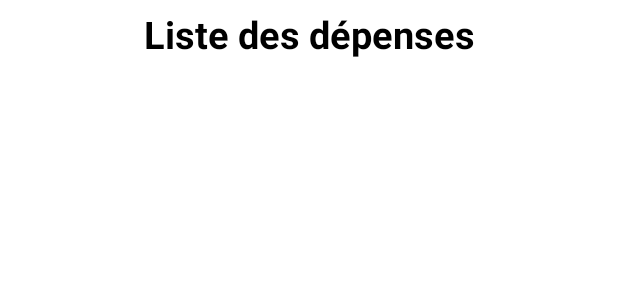
After one commit to AmbreCorreia/Ebudget, an Android app: the layout activity_list_expenses.xml on its own in the app's theme, with its tools: preview values and no code run, on a phone screen of 412 x 824 dp. The commit adds this screen. Shown: the top 300 px of the screen. Run offline under Robolectric (Android 15) with nearby library versions, the phone set to English and light mode, and no system bars.

Commit message:
tentative de liste de dépenses

```diff
--- a/app/src/main/AndroidManifest.xml
+++ b/app/src/main/AndroidManifest.xml
@@ -9,6 +9,9 @@
         android:roundIcon="@mipmap/ic_launcher_round"
         android:supportsRtl="true"
         android:theme="@style/Theme.Ebudget">
+        <activity
+            android:name=".ListExpenses"
+            android:exported="false" />
         <activity
             android:name=".ListeDeCourse"
             android:exported="false" />
--- a/app/src/main/java/edu/polytech/ebudget/Category.java
+++ b/app/src/main/java/edu/polytech/ebudget/Category.java
@@ -15,10 +15,6 @@ public class Category extends AppCompatActivity {
         setContentView(R.layout.activity_category);
 
         Button goLogin = (Button) findViewById(R.id.button_decr_fruits);
-        goLogin.setOnClickListener(click -> {
-                Intent intent = new Intent(Category.this, Login.class);
-                startActivity(intent);
-        });
 
         returnButton();
 
--- a/app/src/main/res/layout/activity_home.xml
+++ b/app/src/main/res/layout/activity_home.xml
@@ -37,7 +37,7 @@
         app:layout_constraintEnd_toEndOf="@+id/progress_bar"
         app:layout_constraintStart_toStartOf="@+id/progress_bar"
         app:layout_constraintTop_toTopOf="@+id/progress_bar"
-        tools:text="60%" />
+        android:text="60%" />
 
     <Button
         android:id="@+id/button_decr"
--- /dev/null
+++ b/app/src/main/res/layout/activity_list_expenses.xml
@@ -0,0 +1,31 @@
+<?xml version="1.0" encoding="utf-8"?>
+<LinearLayout xmlns:android="http://schemas.android.com/apk/res/android"
+    xmlns:app="http://schemas.android.com/apk/res-auto"
+    xmlns:tools="http://schemas.android.com/tools"
+    android:layout_width="match_parent"
+    android:layout_height="match_parent"
+    android:orientation="vertical"
+    tools:context=".ListExpenses">
+
+    <TextView
+        android:layout_width="match_parent"
+        android:layout_height="wrap_content"
+        android:text="Liste des dépenses"
+        android:textSize="25sp"
+        android:textStyle="bold"
+        android:textAlignment="center"
+        android:textColor="#000"
+        android:layout_marginTop="5dp" />
+
+    <androidx.coordinatorlayout.widget.CoordinatorLayout
+        android:layout_width="match_parent"
+        android:layout_height="match_parent">
+
+        <androidx.recyclerview.widget.RecyclerView
+            android:id="@+id/recyclerView"
+            android:layout_width="match_parent"
+            android:layout_height="match_parent" />
+
+    </androidx.coordinatorlayout.widget.CoordinatorLayout>
+
+</LinearLayout>
```
Also changed, not shown: app/src/main/java/edu/polytech/ebudget/Home.java (+10 -1 lines), app/src/main/java/edu/polytech/ebudget/ListExpenses.java (added, +74 -0 lines), app/src/main/res/drawable-anydpi/ic_add.xml (added, +11 -0 lines), app/src/main/res/layout/activity_category.xml (+13 -0 lines), app/src/main/res/layout/input_item_layout.xml (added, +101 -0 lines), app/src/main/res/values/strings.xml (+11 -0 lines).
